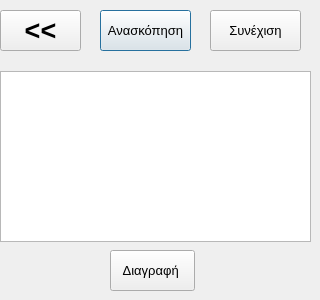
The window that fortosi_progress_1.ui (algogr/Elina_Scanner) describes before a commit, drawn with Qt 5.
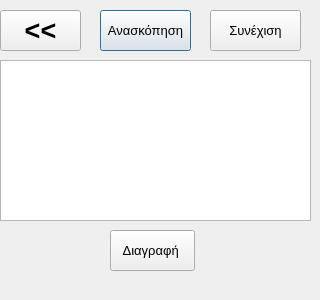
The same window after the commit.

Diff of the .ui file:
```diff
--- a/fortosi_progress_1.ui
+++ b/fortosi_progress_1.ui
@@ -17,9 +17,9 @@
    <property name="geometry">
     <rect>
      <x>0</x>
-     <y>71</y>
+     <y>60</y>
      <width>311</width>
-     <height>171</height>
+     <height>161</height>
     </rect>
    </property>
    <attribute name="verticalHeaderVisible">
@@ -93,7 +93,7 @@
    <property name="geometry">
     <rect>
      <x>110</x>
-     <y>250</y>
+     <y>230</y>
      <width>85</width>
      <height>41</height>
     </rect>
```
Left out of the diff: 3 changed lines with no effect on the pictures.
